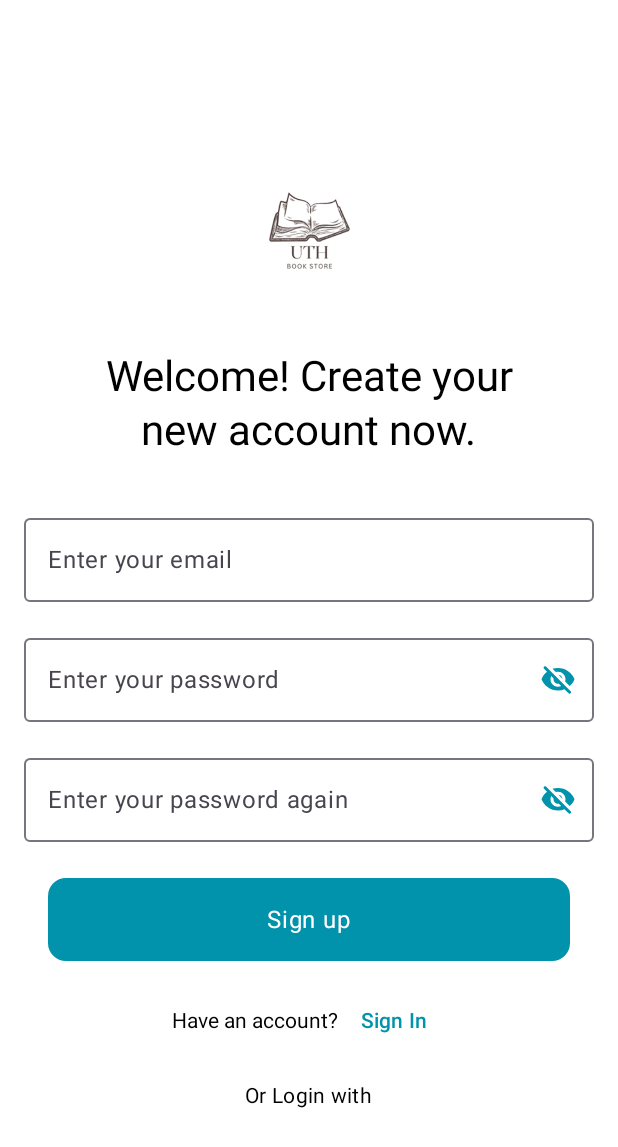
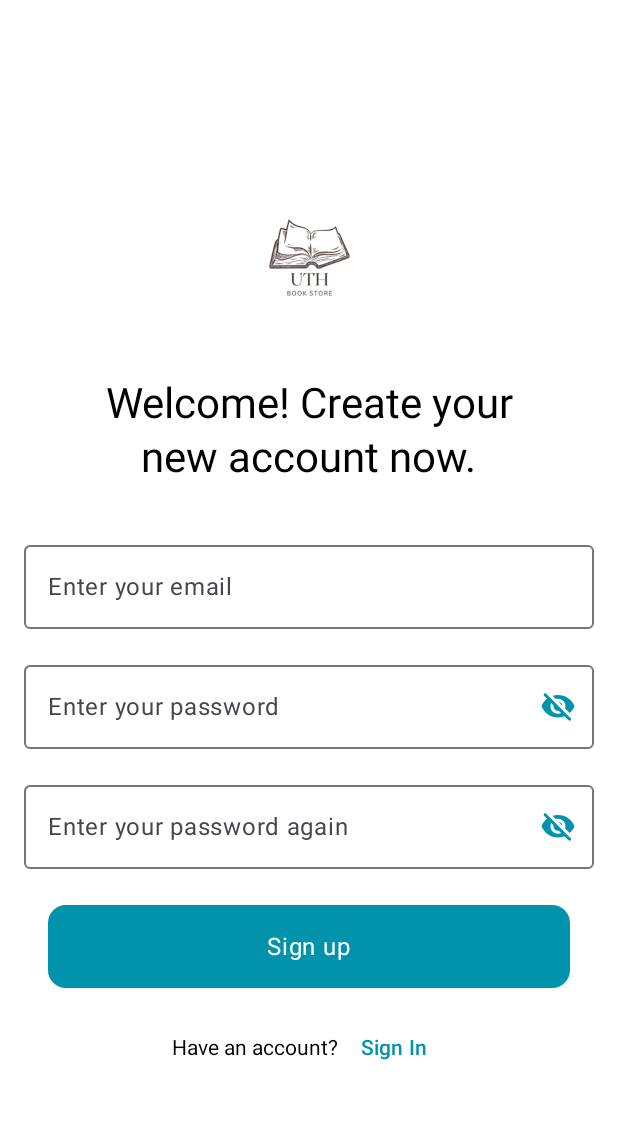
Before and after one commit to XuanDuNe/Lap-trinh-app, an Android app built with Jetpack Compose: the SignUpScreen screen opened through its navigation route, on a phone screen of 412 x 824 dp. Shown: the top 1147 px of the screen. Run offline under Robolectric (Android 15) with nearby library versions, the phone set to English and light mode, and no system bars; our stand-ins replace Firebase (no records; nobody signed in at launch, a user with empty details on screens opened directly).

Commit message:
Update Login

```diff
--- a/app/src/main/java/com/example/librarybooklendingsystem/ui/screens/LoginScreen.kt
+++ b/app/src/main/java/com/example/librarybooklendingsystem/ui/screens/LoginScreen.kt
@@ -110,6 +110,10 @@ fun LoginScreen(navController: NavController) {
 
         Button(
             onClick = {
+                if (email.isEmpty() || password.isEmpty()) {
+                    errorMessage = "Vui lòng nhập đầy đủ thông tin đăng nhập"
+                    return@Button
+                }
                 // Firebase Auth sign-in logic
                 auth.signInWithEmailAndPassword(email, password)
                     .addOnCompleteListener { task ->
--- a/app/src/main/java/com/example/librarybooklendingsystem/ui/screens/SignUpScreen.kt
+++ b/app/src/main/java/com/example/librarybooklendingsystem/ui/screens/SignUpScreen.kt
@@ -15,8 +15,10 @@ import androidx.compose.ui.graphics.Color
 import androidx.compose.ui.res.painterResource
 import androidx.compose.ui.text.input.PasswordVisualTransformation
 import androidx.compose.ui.text.input.VisualTransformation
+import androidx.compose.ui.tooling.preview.Preview
 import androidx.compose.ui.unit.dp
 import androidx.navigation.NavController
+import androidx.navigation.compose.rememberNavController
 import com.example.librarybooklendingsystem.R
 import com.google.firebase.auth.FirebaseAuth
 import com.google.firebase.auth.FirebaseUser
@@ -187,11 +189,5 @@ fun SignUpScreen(navController: NavController) {
                 )
             }
         }
-
-        Text(
-            text = "Or Login with",
-            style = MaterialTheme.typography.bodyMedium,
-            modifier = Modifier.padding(top = 16.dp)
-        )
     }
 }
```
